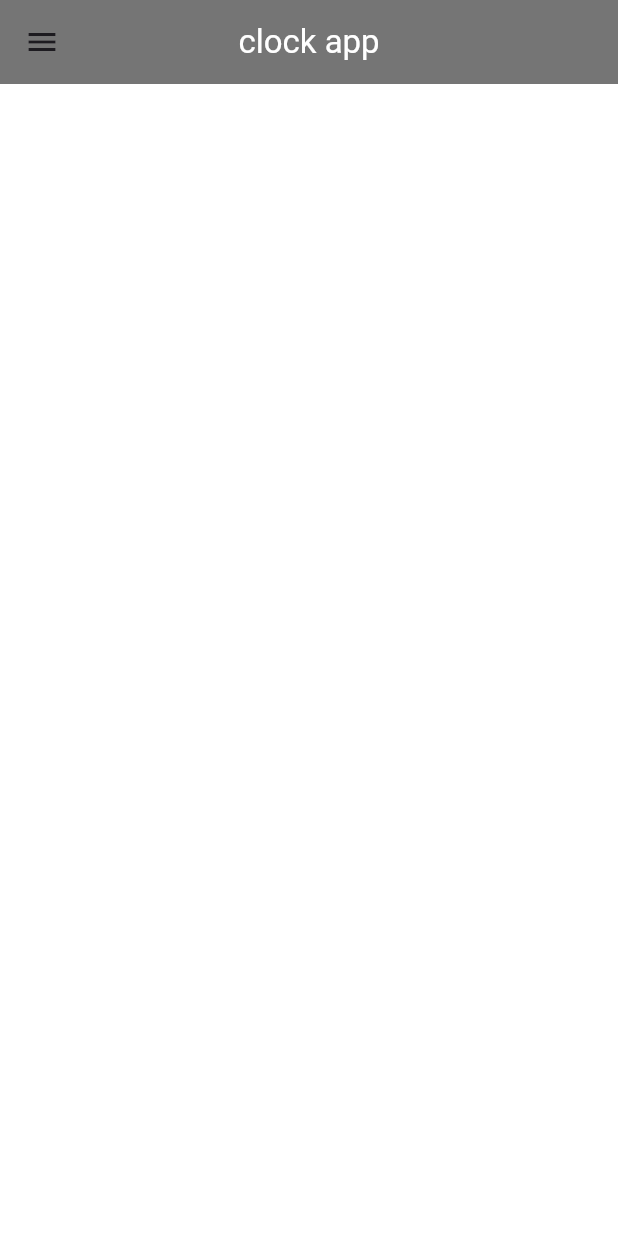
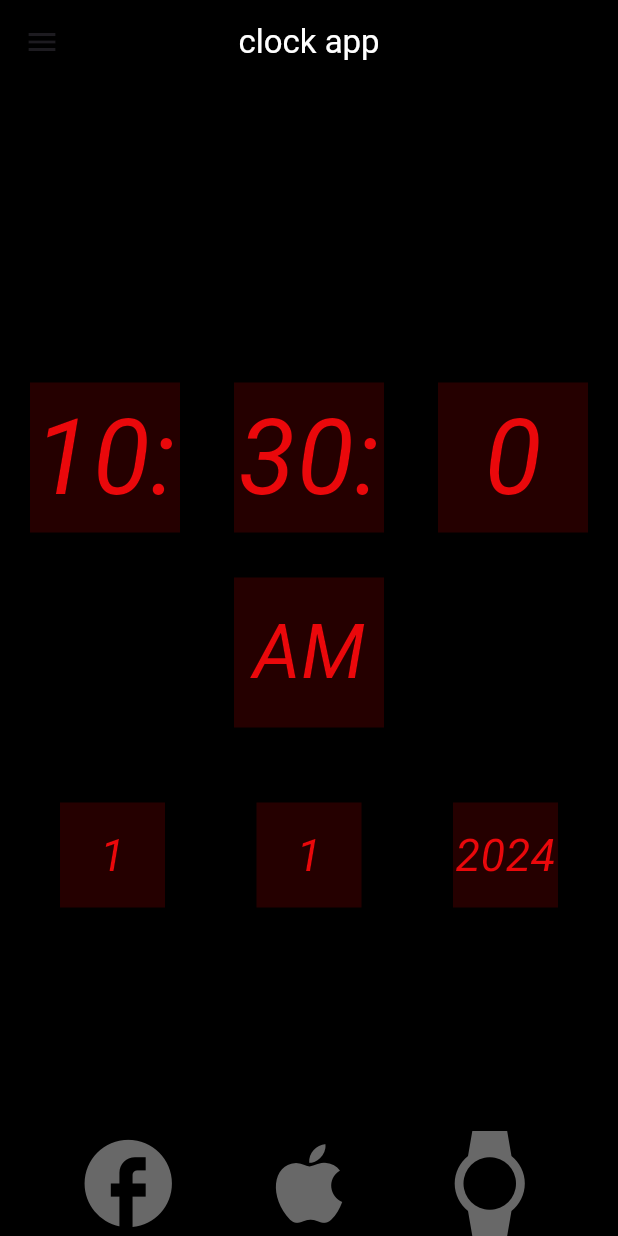
Before and after one commit to sumitFlutter/Clock_App, a Flutter app: the first screen one second after launch, on a phone screen of 412 x 824 dp. Run offline on Flutter 3.47's test engine with Material 3 defaults, Android fonts, the phone set to English and light mode, and no system bars.

Commit message:
Update home_screen.dart

```diff
--- a/lib/screen/home screen/home_screen.dart
+++ b/lib/screen/home screen/home_screen.dart
@@ -16,47 +16,50 @@ class _HomeScreenState extends State<HomeScreen> {
   int date = 0;
   int mon = 0;
   int year = 0;
-  bool digital = false;
-  bool analog= false;
-  Color theme=Colors.white;
-  Color theme2=Colors.black;
-  bool theme1=true;
-  bool strap=false;
+  bool digital = true;
+  bool analog = false;
+  Color theme = Colors.white;
+  Color theme2 = Colors.black;
+  bool theme1 = true;
+  bool strap = false;
+  String am = " ";
+
   void time() {
-    hour = DateTime
-        .now()
-        .hour;
-    min = DateTime
-        .now()
-        .minute;
-    sec = DateTime
-        .now()
-        .second;
-    date = DateTime
-        .now()
-        .day;
-    mon = DateTime
-        .now()
-        .month;
-    year = DateTime
-        .now()
-        .year;
+    hour = DateTime.now().hour;
+    if (hour > 12) {
+      hour = hour - 12;
+      am = "PM";
+    } else {
+      am = "AM";
+    }
+    min = DateTime.now().minute;
+    sec = DateTime.now().second;
+    date = DateTime.now().day;
+    mon = DateTime.now().month;
+    year = DateTime.now().year;
     Future.delayed(
       const Duration(seconds: 1),
       () => time(),
     );
     setState(() {});
   }
-  Widget divider({required int s1,required int timev,required double thik,required Color colors,required double ind,required double end ,required double an})
-  {
-    return  Transform.rotate(
-      angle: pi/an,
+
+  Widget divider(
+      {required int s1,
+      required int timev,
+      required double thik,
+      required Color colors,
+      required double ind,
+      required double end,
+      required double an}) {
+    return Transform.rotate(
+      angle: pi / an,
       child: Transform.rotate(
-        angle: 2*pi*s1/timev,
+        angle: 2 * pi * s1 / timev,
         child: Divider(
           thickness: thik,
-          endIndent: MediaQuery.sizeOf(context).width*end,
-          indent: MediaQuery.sizeOf(context).width*ind,
+          endIndent: MediaQuery.sizeOf(context).width * end,
+          indent: MediaQuery.sizeOf(context).width * ind,
           color: colors,
         ),
       ),
@@ -73,7 +76,7 @@ class _HomeScreenState extends State<HomeScreen> {
   Widget build(BuildContext context) {
     return SafeArea(
       child: Scaffold(
-        backgroundColor: theme1?theme:theme2,
+        backgroundColor: theme1 ? theme2 : theme,
         appBar: AppBar(
           backgroundColor: Colors.black54,
           centerTitle: true,
@@ -82,59 +85,133 @@ class _HomeScreenState extends State<HomeScreen> {
             style: TextStyle(color: Colors.white),
           ),
         ),
-        body: Stack(children: [
-          Column(
-            mainAxisAlignment: MainAxisAlignment.center,
-            children: [
+        body: Stack(alignment: Alignment.bottomCenter, children: [
           Visibility(
             visible: digital,
             child: Center(
-                  child: Container(
-                    height: 350,
-                    width: 350,
-                    decoration: const BoxDecoration(
-                      shape: BoxShape.circle,
-                    ),
               child: Column(
                 mainAxisAlignment: MainAxisAlignment.center,
                 children: [
-                        Row(
-                          mainAxisAlignment: MainAxisAlignment.spaceEvenly,
+                  Padding(
+                    padding: const EdgeInsets.all(20),
+                    child: Row(
+                      mainAxisAlignment: MainAxisAlignment.spaceBetween,
+                      crossAxisAlignment: CrossAxisAlignment.center,
                       children: [
-                            Icon(
-                              Icons.mobile_friendly,
-                              color: Colors.red.withOpacity(1),
+                        Container(
+                          height: 100,
+                          width: 100,
+                          color: const Color(0xff250000),
+                          child: Center(
+                            child: Text(
+                              "$hour:",
+                              style: const TextStyle(
+                                  fontStyle: FontStyle.italic,
+                                  fontSize: 70,
+                                  color: Color(0xffEA080B)),
                             ),
-                            Icon(
-                              Icons.alarm,
-                              color: Colors.blue.withOpacity(1),
                           ),
-                            Icon(
-                              Icons.alarm_add_sharp,
-                              color: Colors.green.withOpacity(1),
-                            )
-                          ],
                         ),
-                        Text(
-                          "$hour:$min:$sec",
-                          style: TextStyle(
-                              fontWeight: FontWeight.bold,
-                              color: Colors.red.withOpacity(1),
-                              fontSize: 40),
+                        Container(
+                          height: 100,
+                          width: 100,
+                          color: const Color(0xff250000),
+                          child: Center(
+                            child: Text(
+                              "$min:",
+                              style: const TextStyle(
+                                  fontStyle: FontStyle.italic,
+                                  fontSize: 70,
+                                  color: Color(0xffEA080B)),
                             ),
-                        Text(
-                          "$date/$mon/$year",
-                          style: TextStyle(
-                              fontWeight: FontWeight.bold,
-                              color: Colors.blue.withOpacity(0.95),
-                              fontSize: 30),
+                          ),
+                        ),
+                        Container(
+                          height: 100,
+                          width: 100,
+                          color: const Color(0xff250000),
+                          child: Center(
+                            child: Text(
+                              "$sec",
+                              style: const TextStyle(
+                                  fontStyle: FontStyle.italic,
+                                  fontSize: 70,
+                                  color: Color(0xffEA080B)),
+                            ),
+                          ),
                         ),
                       ],
                     ),
                   ),
+                  Container(
+                    margin: const EdgeInsets.all(10),
+                    height: 100,
+                    width: 100,
+                    color: const Color(0xff250000),
+                    child: Center(
+                      child: Text(
+                        am,
+                        style: const TextStyle(
+                            fontStyle: FontStyle.italic,
+                            fontSize: 50,
+                            color: Color(0xffEA080B)),
+                      ),
+                    ),
+                  ),
+                  Padding(
+                    padding: const EdgeInsets.all(40.0),
+                    child: Row(
+                      mainAxisAlignment: MainAxisAlignment.spaceBetween,
+                      crossAxisAlignment: CrossAxisAlignment.center,
+                      children: [
+                        Container(
+                          height: 70,
+                          width: 70,
+                          color: const Color(0xff250000),
+                          child: Center(
+                            child: Text(
+                              "$date",
+                              style: const TextStyle(
+                                  fontStyle: FontStyle.italic,
+                                  fontSize: 30,
+                                  color: Color(0xffEA080B)),
+                            ),
+                          ),
+                        ),
+                        Container(
+                          height: 70,
+                          width: 70,
+                          color: const Color(0xff250000),
+                          child: Center(
+                            child: Text(
+                              "$mon",
+                              style: const TextStyle(
+                                  fontStyle: FontStyle.italic,
+                                  fontSize: 30,
+                                  color: Color(0xffEA080B)),
+                            ),
+                          ),
+                        ),
+                        Container(
+                          height: 70,
+                          width: 70,
+                          color: const Color(0xff250000),
+                          child: Center(
+                            child: Text(
+                              "$year",
+                              style: const TextStyle(
+                                  fontStyle: FontStyle.italic,
+                                  fontSize: 30,
+                                  color: Color(0xffEA080B)),
+                            ),
                           ),
                         ),
                       ],
+                    ),
+                  ),
+                ],
+              ),
+            ),
           ),
           Visibility(
             visible: analog,
@@ -146,97 +223,139 @@ class _HomeScreenState extends State<HomeScreen> {
                     margin: EdgeInsets.all(10),
                     child: Stack(
                       alignment: Alignment.center,
-                      children: List.generate(60, (index) =>  Container(
+                      children: List.generate(
+                          60,
+                          (index) => Container(
                                 child: Stack(
                                   children: [
                                     Transform.rotate(
-                              angle: (pi*2)*index/60,
+                                      angle: (pi * 2) * index / 60,
                                       child: Transform.rotate(
-                                angle: pi/2,
-                                child: Divider(thickness: 2,
-                                  endIndent:index%5==0?MediaQuery.sizeOf(context).width*0.87: MediaQuery.sizeOf(context).width*0.90,color: Colors.black,
+                                        angle: pi / 2,
+                                        child: Divider(
+                                          thickness: 2,
+                                          endIndent: index % 5 == 0
+                                              ? MediaQuery.sizeOf(context)
+                                                      .width *
+                                                  0.87
+                                              : MediaQuery.sizeOf(context)
+                                                      .width *
+                                                  0.90,
+                                          color: Colors.black,
                                         ),
                                       ),
                                     ),
                                   ],
                                 ),
-                      )
+                              )),
                     ),
                   ),
                 ),
-                ),
-                divider(colors: Colors.orange.withOpacity(1),s1: sec,timev: 60,thik: 3,ind: 0.25,end: 0.48,an: 2),
-                divider(s1: min, timev: 60, thik: 4, colors: Colors.red.withOpacity(1), ind: 0.32, end: 0.48,an: 2),
-                divider(s1: hour, timev: 12, thik: 5, colors: Colors.yellow.withOpacity(1), ind: 0.35, end: 0.48, an: 2)
+                divider(
+                    colors: Colors.orange.withOpacity(1),
+                    s1: sec,
+                    timev: 60,
+                    thik: 3,
+                    ind: 0.25,
+                    end: 0.48,
+                    an: 2),
+                divider(
+                    s1: min,
+                    timev: 60,
+                    thik: 4,
+                    colors: Colors.red.withOpacity(1),
+                    ind: 0.32,
+                    end: 0.48,
+                    an: 2),
+                divider(
+                    s1: hour,
+                    timev: 12,
+                    thik: 5,
+                    colors: Colors.yellow.withOpacity(1),
+                    ind: 0.35,
+                    end: 0.48,
+                    an: 2)
               ],
             ),
           ),
           Visibility(
             visible: strap,
+            child: Center(
               child: Stack(
+                alignment: Alignment.center,
                 children: [
-              Center(
-                child: Container(
-                  height:55,
-                  width: 50,
-                  child: const Text("🇮🇳",style: TextStyle(fontSize: 50),),
+                  const Text(
+                    "🇮🇳",
+                    style: TextStyle(fontSize: 30),
+                  ),
+                  Container(
+                    height: 150,
+                    width: 150,
+                    child: CircularProgressIndicator(
+                      color: Colors.green.shade400,
+                      backgroundColor: Colors.black87,
+                      value: sec / 60,
+                      strokeWidth: 50,
                     ),
                   ),
-              Center(
-                child: Container(
-                  height:150,
-                  width: 150,
+                  Container(
+                    height: 250,
+                    width: 250,
                     child: CircularProgressIndicator(
-                    color: Colors.green,
+                      color: Colors.white54,
                       backgroundColor: Colors.black87,
-                    value: sec/60,
+                      value: min / 60,
+                      strokeWidth: 70,
                     ),
                   ),
-              ),
-              Center(
-                child: Container(
-                  height:250,
-                  width: 250,
+                  Container(
+                    height: 300,
+                    width: 300,
                     child: CircularProgressIndicator(
-                    color: Colors.blue,
+                      color: Colors.orange.shade400,
                       backgroundColor: Colors.black87,
-                    value: min/60,
-                  ),
-                ),
-              ),
-              Center(
-                child: Container(
-                  height:350,
-                  width: 350,
-                  child: CircularProgressIndicator(
-                    color: Colors.orange,
-                    backgroundColor: Colors.black87,
-                    value: hour/12,
-                  ),
+                      value: hour / 12,
+                      strokeWidth: 50,
                     ),
                   ),
                 ],
               ),
             ),
-
-        ]
           ),
+          const Row(
+            mainAxisAlignment: MainAxisAlignment.spaceEvenly,
+            children: [
+              Icon(
+                Icons.facebook_rounded,
+                color: Color(0xff686868),
+                size: 70,
+              ),
+              Icon(
+                Icons.apple,
+                color: Color(0xff686868),
+                size: 70,
+              ),
+              Icon(
+                Icons.watch,
+                color: Color(0xff686868),
+                size: 70,
+              )
+            ],
+          ),
+        ]),
         drawer: Drawer(
-          backgroundColor: theme1?theme2:theme,
+          backgroundColor: theme1 ? theme2 : theme,
           child: Column(
             children: [
-              Row(
-                children: [
-                  Container(
-                    child: Column(
+              Column(
                 mainAxisAlignment: MainAxisAlignment.spaceAround,
                 children: [
                   Container(
-                          margin: const EdgeInsets.all(25),
+                    margin: const EdgeInsets.all(20),
                     child: FloatingActionButton.extended(
                       onPressed: () {
                         setState(() {
-                                theme1=!theme1;
+                          theme1 = !theme1;
                         });
                       },
                       label: const Row(
@@ -247,11 +366,12 @@ class _HomeScreenState extends State<HomeScreen> {
                         ],
                       ),
                       backgroundColor: Colors.yellow,
-                            shape: ShapeBorder.lerp(const OutlineInputBorder(), LinearBorder.none, MediaQuery.sizeOf(context).width),
+                      shape: ShapeBorder.lerp(const OutlineInputBorder(),
+                          LinearBorder.none, MediaQuery.sizeOf(context).width),
                     ),
                   ),
                   Container(
-                          margin: const EdgeInsets.all(25),
+                    margin: const EdgeInsets.all(20),
                     child: FloatingActionButton.extended(
                       onPressed: () {
                         setState(() {
@@ -266,7 +386,8 @@ class _HomeScreenState extends State<HomeScreen> {
                         ],
                       ),
                       backgroundColor: Colors.yellow,
-                            shape: ShapeBorder.lerp(const OutlineInputBorder(), LinearBorder.none, MediaQuery.sizeOf(context).width),
+                      shape: ShapeBorder.lerp(const OutlineInputBorder(),
+                          LinearBorder.none, MediaQuery.sizeOf(context).width),
                     ),
                   ),
                   FloatingActionButton.extended(
@@ -277,10 +398,11 @@ class _HomeScreenState extends State<HomeScreen> {
                     },
                     label: const Text("🕰️ Analog Clock"),
                     backgroundColor: Colors.yellow,
-                          shape: ShapeBorder.lerp(const OutlineInputBorder(), LinearBorder.none, MediaQuery.sizeOf(context).width),
+                    shape: ShapeBorder.lerp(const OutlineInputBorder(),
+                        LinearBorder.none, MediaQuery.sizeOf(context).width),
                   ),
                   Container(
-                          margin: EdgeInsets.all(10),
+                    margin: const EdgeInsets.all(20),
                   ),
                   FloatingActionButton.extended(
                     onPressed: () {
@@ -290,10 +412,8 @@ class _HomeScreenState extends State<HomeScreen> {
                     },
                     label: const Text("🕰️  Strap watch"),
                     backgroundColor: Colors.yellow,
-                          shape: ShapeBorder.lerp(const OutlineInputBorder(), LinearBorder.none, MediaQuery.sizeOf(context).width),
-                        ),
-                      ],
-                    ),
+                    shape: ShapeBorder.lerp(const OutlineInputBorder(),
+                        LinearBorder.none, MediaQuery.sizeOf(context).width),
                   ),
                 ],
               ),
```
Lines whose indentation alone changed are shown as unchanged.
